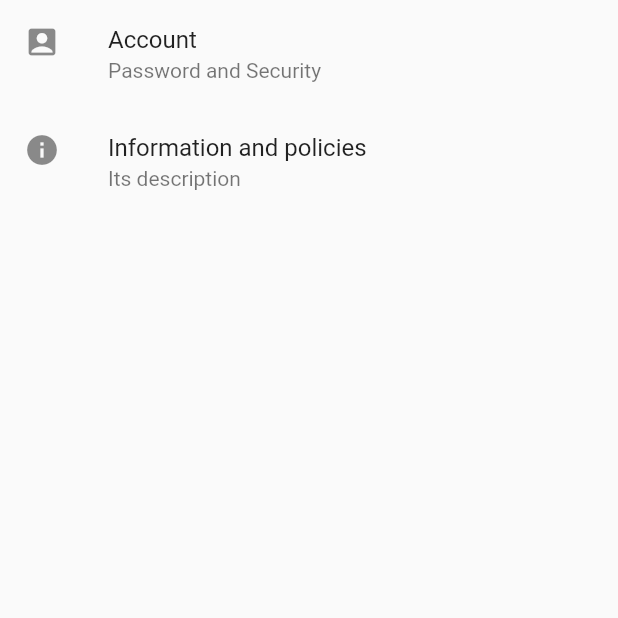
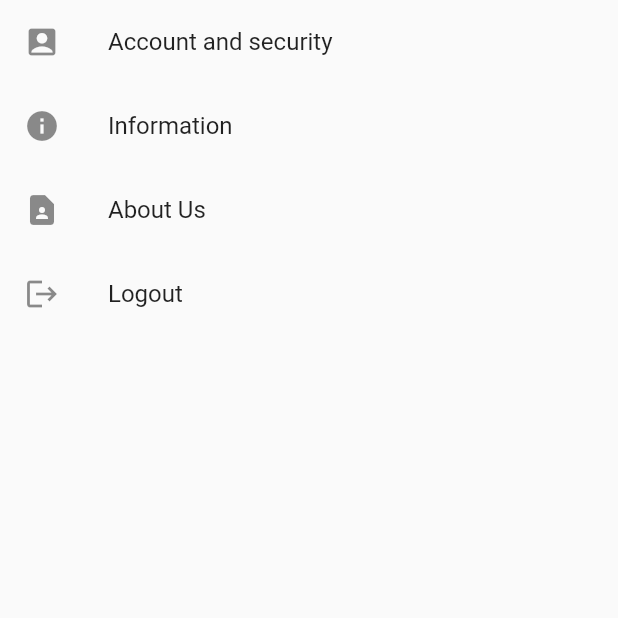
Before and after one commit to Gaurab17/House-Rent-Manager, a Flutter app: the screen it shows once a user with an empty profile is signed in, item 3 of the bottom bar chosen, on a phone screen of 412 x 824 dp, the top half of it. Run offline on Flutter 3.47's test engine with Material 2 defaults, Android fonts, the phone set to English and light mode, and no system bars; our stand-ins replace firebase_auth, firebase_core, flutter_spinkit, splashscreen; accounts and stored records are empty.

Commit message:
Dynamic Calls in Setting

```diff
--- a/housemanager/lib/Screens/Home/setting.dart
+++ b/housemanager/lib/Screens/Home/setting.dart
@@ -1,37 +1,34 @@
-// ignore_for_file: prefer_const_constructors, avoid_print, use_key_in_widget_constructors
+// ignore_for_file: prefer_const_constructors, avoid_print, use_key_in_widget_constructors, non_constant_identifier_names, must_be_immutable
 
 import 'package:brewapp/Screens/Services/auth.dart';
 import 'package:flutter/material.dart';
 
 class Settings extends StatelessWidget {
   final AuthService _auth = AuthService();
+  List<String> Something = [
+    'Account and security',
+    'Information',
+    'About Us',
+    'Logout'
+  ];
+  List<Icon> iconItems = [
+    Icon(Icons.account_box),
+    Icon(Icons.info),
+    Icon(Icons.contact_page),
+    Icon(Icons.logout)
+  ];
 
   @override
   Widget build(BuildContext context) {
     return Scaffold(
-      body: ListView(
-        children: [
-          ListTile(
-            title: Text('Account'),
-            subtitle: Text('Password and Security'),
-            leading: Icon(Icons.account_box),
-            onTap: () {},
-          ),
-          ListTile(
-            title: Text('Information and policies'),
-            subtitle: Text('Its description'),
-            leading: Icon(Icons.info),
-            onTap: () {},
-          ),
-          // ListTile(
-          //   title: Text('Logout'),
-          //   leading: Icon(Icons.logout_rounded),
-          //   onTap: () async {
-          //     await _auth.SignOut();
-          //   },
-          // ),
-        ],
-      ),
+      body: ListView.builder(
+          itemCount: Something.length,
+          itemBuilder: (context, index) {
+            return ListTile(
+              title: Text(Something[index]),
+              leading: iconItems[index],
+            );
+          }),
     );
   }
 }
```
Also changed, not shown: housemanager/lib/Screens/Home/home.dart (+9 -3 lines).
